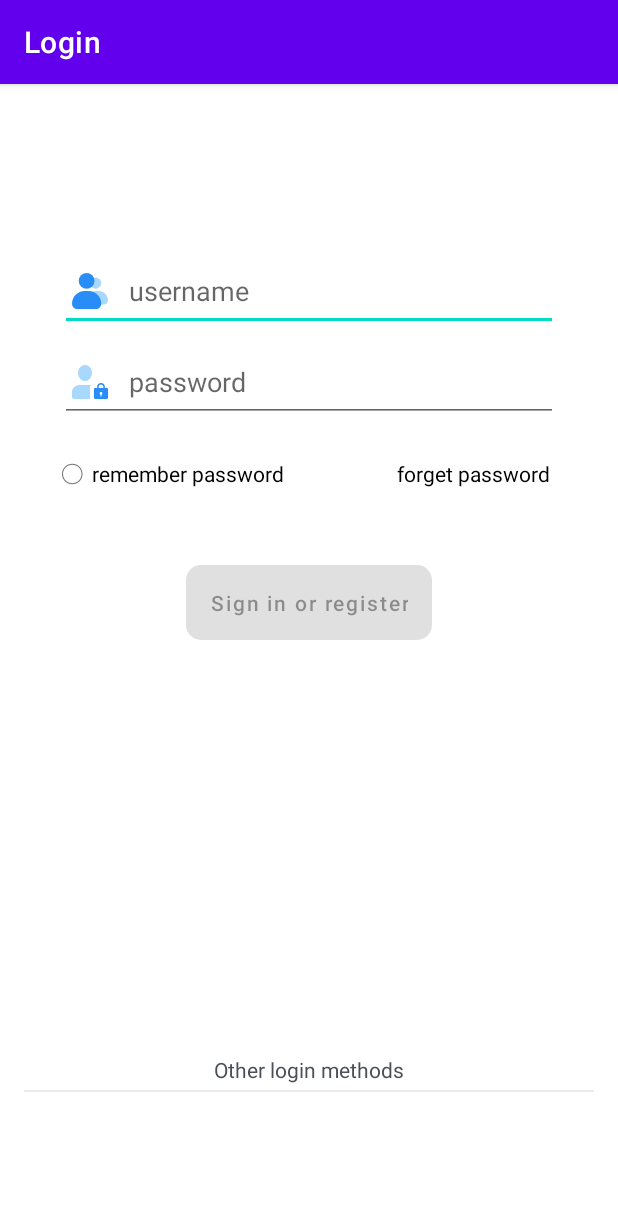
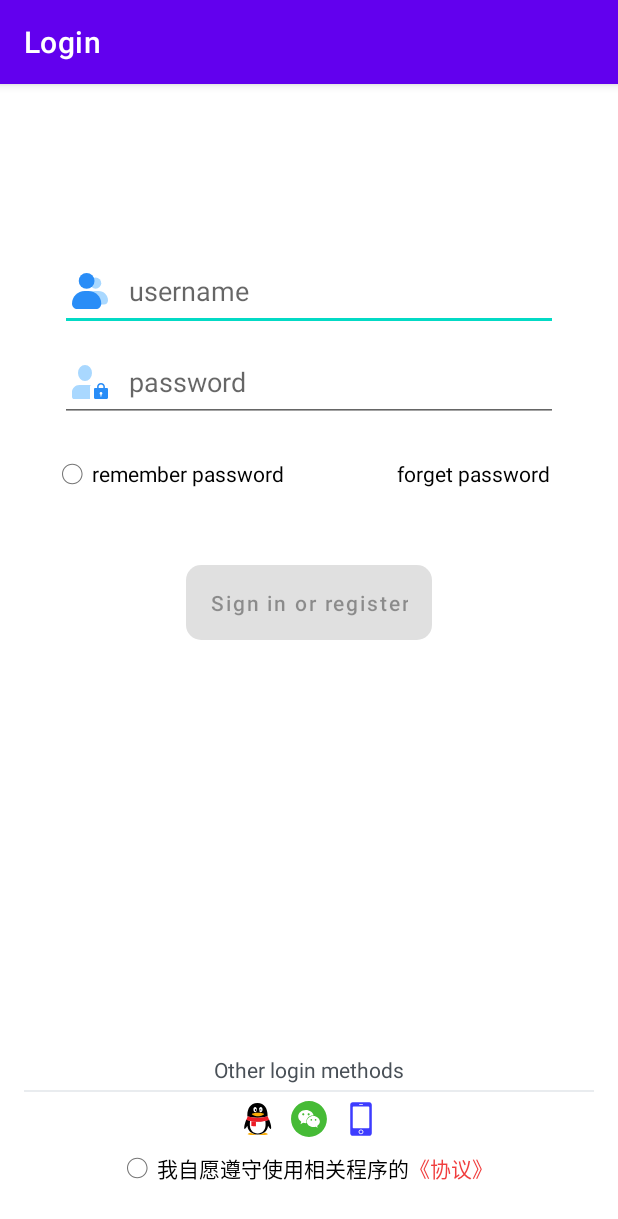
Before and after one commit to siryul/Health-Analyzer, an Android app: the screen it shows after launch (LoginActivity), on a phone screen of 412 x 824 dp. Shown: the top 1219 px of the screen. Run offline under Robolectric (Android 15) with nearby library versions, the phone set to English and light mode, and no system bars.

Commit message:
登录界面修改

```diff
--- /dev/null
+++ b/app/src/main/res/drawable/ic_phone_24.xml
@@ -0,0 +1,12 @@
+<vector xmlns:android="http://schemas.android.com/apk/res/android"
+    android:width="24dp"
+    android:height="24dp"
+    android:viewportWidth="1024"
+    android:viewportHeight="1024">
+  <path
+      android:pathData="M540.2,877.08m-46.01,0a46.01,46.01 0,1 0,92.01 0,46.01 46.01,0 1,0 -92.01,0Z"
+      android:fillColor="#3D3CFF"/>
+  <path
+      android:pathData="M777.65,32.65L304.23,32.65c-38.59,0 -69.75,34.13 -69.75,74.2v810.3c0,41.55 31.17,74.2 69.75,74.2h473.41c38.59,0 69.75,-34.13 69.75,-74.2L847.4,108.34c0,-41.55 -31.17,-75.69 -69.75,-75.69zM494.19,83.11h93.5c5.94,0 11.87,5.94 11.87,11.87s-5.94,11.87 -11.87,11.87h-93.5c-5.94,0 -11.87,-5.94 -11.87,-11.87s5.94,-11.87 11.87,-11.87zM540.2,946.83c-38.59,0 -69.75,-31.17 -69.75,-69.75s31.17,-69.75 69.75,-69.75 69.75,31.17 69.75,69.75 -31.17,69.75 -69.75,69.75zM776.16,752.42c0,13.36 -8.9,23.74 -20.78,23.74L326.49,776.16c-11.87,0 -20.78,-10.39 -20.78,-23.74L305.72,179.57c0,-13.36 8.9,-23.74 20.78,-23.74h428.89c11.87,0 20.78,10.39 20.78,23.74v572.85z"
+      android:fillColor="#3D3CFF"/>
+</vector>
--- /dev/null
+++ b/app/src/main/res/drawable/ic_qq_24.xml
@@ -0,0 +1,36 @@
+<vector xmlns:android="http://schemas.android.com/apk/res/android"
+    android:width="24dp"
+    android:height="24dp"
+    android:viewportWidth="1024"
+    android:viewportHeight="1024">
+  <path
+      android:pathData="M511.1,957.26c-80.16,0 -153.74,-25.02 -201.11,-62.39 -24.06,6.7 -54.83,17.49 -74.25,30.86 -16.62,11.44 -14.55,23.11 -11.55,27.82 13.15,20.69 225.58,13.21 286.91,6.77v-3.06z"
+      android:fillColor="#FAAD08"/>
+  <path
+      android:pathData="M496.65,957.26c80.16,0 153.74,-25.02 201.11,-62.39 24.06,6.7 54.83,17.49 74.25,30.86 16.62,11.44 14.54,23.11 11.55,27.82 -13.15,20.69 -225.58,13.21 -286.91,6.77v-3.06z"
+      android:fillColor="#FAAD08"/>
+  <path
+      android:pathData="M497.13,474.52c131.93,-0.88 237.67,-25.78 273.5,-35.34 8.54,-2.28 13.11,-6.36 13.11,-6.36 0.03,-1.17 0.54,-20.95 0.54,-31.16C784.28,229.83 701.13,57.17 496.64,57.16 292.16,57.17 209,229.83 209,401.67c0,10.2 0.52,29.98 0.55,31.16 0,0 3.72,3.82 10.53,5.67 33.08,8.98 140.8,35.14 276.08,36.03h0.97z"
+      android:fillColor="#000000"/>
+  <path
+      android:pathData="M860.28,619.78c-8.12,-26.09 -19.2,-56.51 -30.43,-85.72 0,0 -6.46,-0.8 -9.72,0.15 -100.71,29.2 -222.77,47.82 -315.79,46.69h-0.96C410.89,582.02 289.65,563.62 189.28,534.7 185.44,533.59 177.87,534.06 177.87,534.06 166.65,563.28 155.57,593.7 147.45,619.78 108.73,744.17 121.27,795.64 130.82,796.8c20.5,2.47 79.78,-93.64 79.78,-93.64 0,97.66 88.32,247.62 290.58,249a718.01,718.01 0,0 1,5.37 0C708.8,950.78 797.12,800.82 797.12,703.16c0,0 59.28,96.11 79.78,93.64 9.55,-1.15 22.09,-52.63 -16.62,-177.02"
+      android:fillColor="#000000"/>
+  <path
+      android:pathData="M434.38,316.92c-27.9,1.24 -51.74,-30.11 -53.24,-69.96 -1.52,-39.88 19.86,-73.21 47.76,-74.45 27.88,-1.22 51.7,30.11 53.22,69.97 1.53,39.88 -19.85,73.2 -47.74,74.44m206.67,-69.96c-1.49,39.85 -25.34,71.19 -53.24,69.96 -27.89,-1.24 -49.27,-34.56 -47.74,-74.43 1.51,-39.87 25.34,-71.2 53.22,-69.97 27.91,1.25 49.28,34.58 47.77,74.45"
+      android:fillColor="#FFFFFF"/>
+  <path
+      android:pathData="M683.94,368.63c-7.32,-17.61 -81.06,-37.23 -172.35,-37.23h-0.98c-91.29,0 -165.03,19.62 -172.35,37.23a6.24,6.24 0,0 0,-0.54 2.51c0,1.27 0.39,2.41 1.01,3.39 6.17,9.77 88.05,58.02 171.88,58.02h0.98c83.83,0 165.71,-48.25 171.88,-58.02a6.35,6.35 0,0 0,1 -3.39c0,-0.9 -0.2,-1.74 -0.53,-2.5"
+      android:fillColor="#FAAD08"/>
+  <path
+      android:pathData="M467.63,256.38c1.26,15.89 -7.38,30 -19.27,31.54 -11.91,1.54 -22.57,-10.08 -23.84,-25.98 -1.24,-15.9 7.38,-30.01 19.25,-31.54 11.93,-1.55 22.61,10.09 23.85,25.97m73.1,7.93c2.53,-4.12 19.83,-25.77 55.62,-17.89 9.4,2.07 13.75,5.12 14.67,6.32 1.36,1.77 1.73,4.29 0.35,7.68 -2.72,6.72 -8.34,6.54 -11.45,5.23 -2.01,-0.85 -26.94,-15.89 -49.9,6.55 -1.58,1.54 -4.41,2.07 -7.09,0.24 -2.68,-1.83 -3.79,-5.55 -2.2,-8.14"
+      android:fillColor="#000000"/>
+  <path
+      android:pathData="M504.33,584.49h-0.97c-63.57,0.75 -140.65,-7.5 -215.29,-21.92 -6.39,36.26 -10.25,81.84 -6.94,136.2 8.37,137.38 91.62,223.74 220.12,225H506.48c128.5,-1.26 211.75,-87.61 220.12,-225 3.31,-54.36 -0.55,-99.94 -6.94,-136.2 -74.65,14.42 -151.74,22.68 -215.33,21.93"
+      android:fillColor="#FFFFFF"/>
+  <path
+      android:pathData="M323.27,577.02v137.47s64.96,12.7 130.03,3.91V591.59c-41.22,-2.26 -85.69,-7.3 -130.03,-14.57"
+      android:fillColor="#EB1C26"/>
+  <path
+      android:pathData="M788.1,432.54s-121.98,40.39 -283.74,41.54h-0.96c-161.5,-1.15 -283.33,-41.4 -283.74,-41.54l-40.85,106.95c102.19,32.31 228.84,53.13 324.6,51.93l0.96,-0c95.77,1.22 222.4,-19.61 324.6,-51.92l-40.85,-106.95z"
+      android:fillColor="#EB1C26"/>
+</vector>
--- /dev/null
+++ b/app/src/main/res/drawable/ic_wechat_24.xml
@@ -0,0 +1,12 @@
+<vector xmlns:android="http://schemas.android.com/apk/res/android"
+    android:width="24dp"
+    android:height="24dp"
+    android:viewportWidth="1024"
+    android:viewportHeight="1024">
+  <path
+      android:pathData="M512,1.9C229.45,1.9 0,229.45 0,512s229.45,510.1 512,510.1S1022.1,794.55 1022.1,512 794.55,1.9 512,1.9zM420.98,631.47c-26.55,0 -49.3,-5.69 -75.85,-11.38l-75.85,37.93 22.76,-66.37c-54.99,-37.93 -87.23,-87.23 -87.23,-147.91 0,-104.3 98.61,-185.84 218.07,-185.84 108.09,0 201.01,64.47 219.97,153.6 -7.59,0 -13.27,-1.9 -20.86,-1.9 -104.3,0 -185.84,77.75 -185.84,172.56 0,15.17 1.9,30.34 7.59,45.51 -7.59,3.79 -15.17,3.79 -22.75,3.79zM743.35,709.22l17.07,54.99 -58.78,-34.13c-22.76,5.69 -43.62,11.38 -66.37,11.38 -104.3,0 -185.84,-70.16 -185.84,-157.39S530.96,424.77 635.26,424.77c98.61,0 185.84,70.16 185.84,159.29 0,47.41 -32.24,91.02 -77.75,125.15z"
+      android:fillColor="#46BB36"/>
+  <path
+      android:pathData="M318.58,379.26c0,17.07 13.27,30.34 30.34,30.34s30.34,-13.27 30.34,-30.34 -13.27,-30.34 -30.34,-30.34 -30.34,13.27 -30.34,30.34zM553.72,538.55c0,13.27 11.38,24.65 24.65,24.65 13.27,0 24.65,-11.38 24.65,-24.65 0,-13.27 -11.38,-24.65 -24.65,-24.65 -13.27,-1.9 -24.65,9.48 -24.65,24.65zM472.18,379.26c0,17.07 13.27,30.34 30.34,30.34 17.07,0 30.34,-13.27 30.34,-30.34 0,-17.07 -13.27,-30.34 -30.34,-30.34 -17.07,0 -30.34,13.27 -30.34,30.34zM675.08,538.55c0,13.27 11.38,24.65 24.65,24.65 13.27,0 24.65,-11.38 24.65,-24.65 0,-13.27 -11.38,-24.65 -24.65,-24.65 -13.27,-1.9 -24.65,9.48 -24.65,24.65z"
+      android:fillColor="#46BB36"/>
+</vector>
--- a/app/src/main/res/layout/activity_login.xml
+++ b/app/src/main/res/layout/activity_login.xml
@@ -145,6 +145,60 @@
 
     <!--其他登录方式列表-->
     <!--qq，微信，电话-->
+    <LinearLayout
+        android:orientation="horizontal"
+        android:layout_marginLeft="24dp"
+        android:layout_marginRight="24dp"
+        android:layout_marginStart="24dp"
+        android:layout_marginEnd="24dp"
+        android:layout_marginBottom="50dp"
+        app:layout_constraintBottom_toBottomOf="parent"
+        android:gravity="center"
+        android:layout_width="match_parent"
+        android:layout_height="wrap_content" >
+
+        <ImageButton
+            android:id="@+id/image_btn_qq_login"
+            android:layout_width="wrap_content"
+            android:layout_height="wrap_content"
+            android:background="@drawable/ic_qq_24" />
+        <ImageButton
+            android:id="@+id/image_btn_weChat_login"
+            android:layout_width="wrap_content"
+            android:layout_height="wrap_content"
+            android:layout_marginLeft="10dp"
+            android:background="@drawable/ic_wechat_24" />
+        <ImageButton
+            android:id="@+id/image_btn_phone_login"
+            android:layout_width="wrap_content"
+            android:layout_height="wrap_content"
+            android:layout_marginLeft="10dp"
+            android:background="@drawable/ic_phone_24" />
+
+    </LinearLayout>
+
+    <!--所需要遵守的协议-->
+    <LinearLayout
+        android:layout_width="match_parent"
+        android:layout_height="wrap_content"
+        android:gravity="center"
+        android:layout_marginBottom="5dp"
+        app:layout_constraintBottom_toBottomOf="parent" >
+
+        <CheckBox
+            android:id="@+id/comply_protocol"
+            android:layout_width="wrap_content"
+            android:layout_height="wrap_content"
+            style="@style/CustomCheckBoxTheme"
+            android:paddingLeft="5dp"
+            android:text="@string/comply_protocol" />
+        <TextView
+            android:id="@+id/tv_protocol"
+            android:layout_width="wrap_content"
+            android:layout_height="wrap_content"
+            android:text="@string/protocol"
+            android:textColor="@color/red" />
+    </LinearLayout>
 
 
 
--- a/app/src/main/res/values/colors.xml
+++ b/app/src/main/res/values/colors.xml
@@ -9,4 +9,5 @@
     <color name="white">#FFFFFFFF</color>
     <color name="gray">#FFE9ECEF</color>
     <color name="deep_gray">#FF495057</color>
+    <color name="red">#FFf03e3e</color>
 </resources>
--- a/app/src/main/res/values/strings.xml
+++ b/app/src/main/res/values/strings.xml
@@ -20,4 +20,6 @@
     <string name="register">register</string>
     <string name="forget_password">forget password</string>
     <string name="other_login_methods">Other login methods</string>
+    <string name="comply_protocol">我自愿遵守使用相关程序的</string>
+    <string name="protocol">《协议》</string>
 </resources>
```
